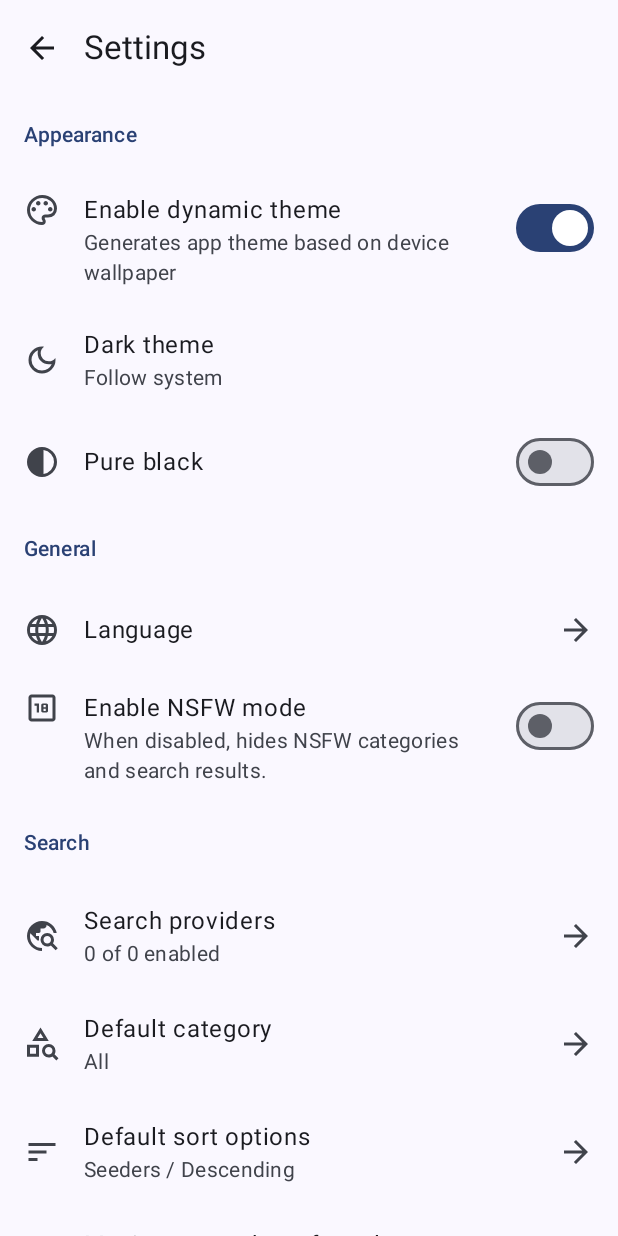
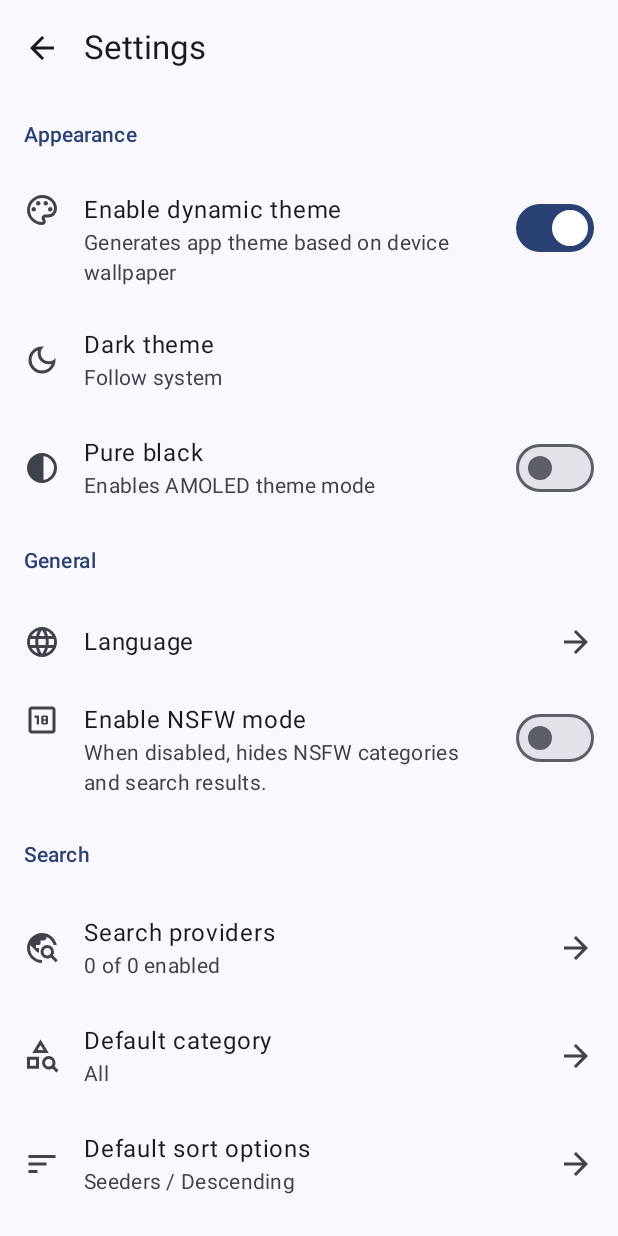
Before and after one commit to prajwalch/TorrentSearch, an Android app built with Jetpack Compose: the main screen opened through its navigation route, on a phone screen of 412 x 824 dp. Run offline under Robolectric (Android 15) with nearby library versions, the phone set to English and light mode, and no system bars; our stand-ins replace Dagger/Hilt's generated code; libraries missing offline, so code that uses them is left out: androidx.hilt.lifecycle; 2 statements that could not run were skipped.

Commit message:
feat(SettingsScreen): Add `Pure black` setting summary
Signed-off-by: prajwalch <prajwal.chapagain58@gmail.com>

```diff
--- a/app/src/main/kotlin/com/prajwalch/torrentsearch/ui/settings/SettingsScreen.kt
+++ b/app/src/main/kotlin/com/prajwalch/torrentsearch/ui/settings/SettingsScreen.kt
@@ -186,6 +186,7 @@ private fun AppearanceSettings(modifier: Modifier = Modifier) {
             onClick = { viewModel.enablePureBlackTheme(!settings.pureBlack) },
             icon = R.drawable.ic_contrast,
             headline = R.string.settings_pure_black,
+            supportingContent = stringResource(R.string.settings_pure_black_summary),
             trailingContent = {
                 Switch(
                     checked = settings.pureBlack,
--- a/app/src/main/res/values/strings.xml
+++ b/app/src/main/res/values/strings.xml
@@ -113,6 +113,7 @@
     <string name="settings_dark_theme_off">Off</string>
     <string name="settings_dark_theme_follow_system">Follow system</string>
     <string name="settings_pure_black">Pure black</string>
+    <string name="settings_pure_black_summary">Enables AMOLED theme mode</string>
     <string name="settings_section_general">General</string>
     <string name="settings_language">Language</string>
     <string name="settings_enable_nsfw_mode">Enable NSFW mode</string>
```
